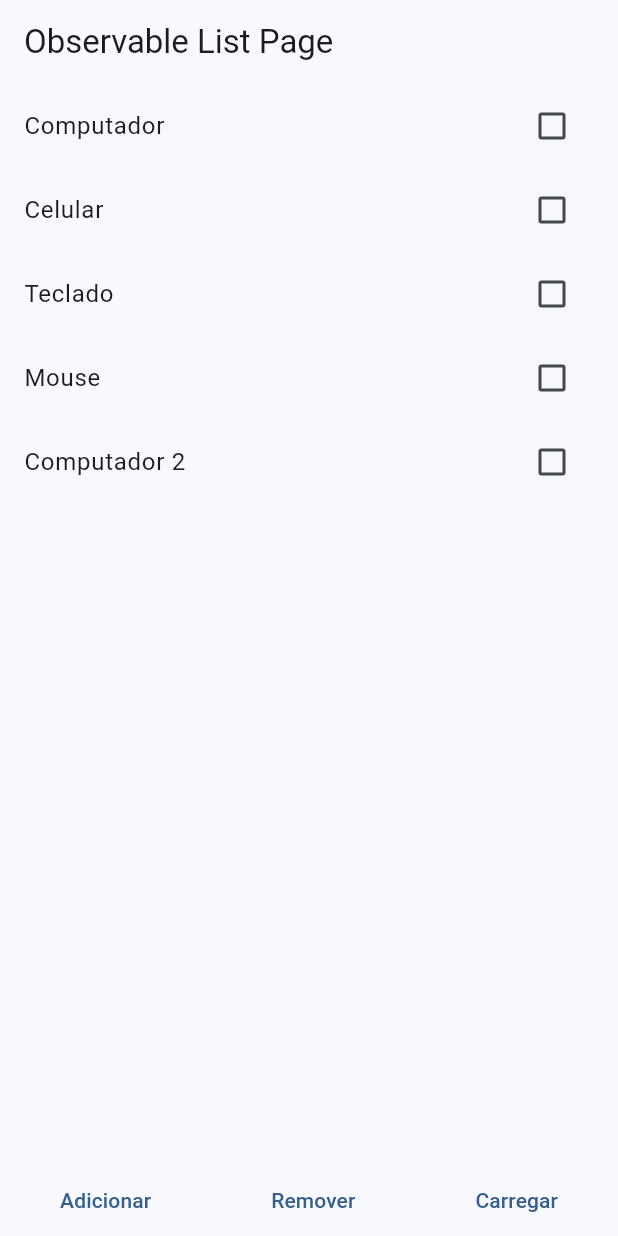
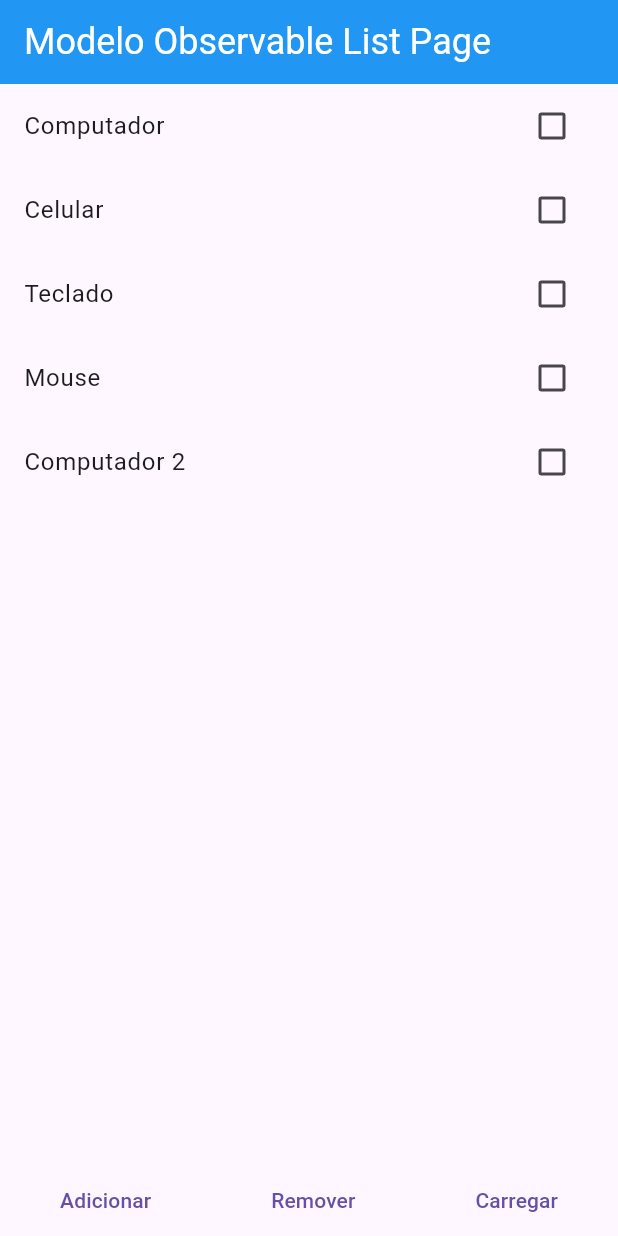
Before and after one commit to dariopmaciel/mobx_imc, a Flutter app: the screen it shows after launch, item 3 of the bottom bar chosen, after a tap on "Adicionar", on a phone screen of 412 x 824 dp. Run offline on Flutter 3.47's test engine with Material 3 defaults, Android fonts, the phone set to English and light mode, and no system bars; our stand-ins replace currency_text_input_formatter, flutter_mobx, mobx, syncfusion_flutter_gauges; generated files the repository leaves out were written again.

Commit message:
criação de umidentificação de itens carregado

```diff
--- a/lib/main.dart
+++ b/lib/main.dart
@@ -1,7 +1,6 @@
 import 'package:flutter/material.dart';
 
-import 'package:mobx_imc/imc/imc_page.dart';
-import 'package:mobx_imc/observables/list/observable_list_page.dart';
+import 'package:mobx_imc/observables/modelo_observado/modelo_observable_list_page.dart';
 
 void main() {
   runApp(const MyApp());
@@ -15,11 +14,16 @@ class MyApp extends StatelessWidget {
       title: 'Flutter Demo',
       debugShowCheckedModeBanner: false,
       theme: ThemeData(
-        colorScheme: ColorScheme.fromSeed(seedColor: Colors.blue),
-        useMaterial3: true,
+        appBarTheme: const AppBarTheme(
+          color: Colors.blue,
+          titleTextStyle: TextStyle(
+            color: Colors.white,
+            fontSize: 24,
+          ),
+        ),
       ),
       // home: const ImcPage(),
-      home: ObservableListPage(),
+      home: ModeloObservableListPage(),
     );
   }
 }
--- /dev/null
+++ b/lib/observables/modelo_observado/model/product_store.dart
@@ -0,0 +1,20 @@
+import 'package:mobx/mobx.dart';
+
+import 'package:mobx_imc/model/product_model.dart';
+
+part 'product_store.g.dart';
+
+class ProductStore = ProductStoreBase with _$ProductStore;
+
+abstract class ProductStoreBase with Store {
+
+  @observable
+  ProductModel product;
+  @observable
+  bool selected;
+
+  ProductStoreBase({
+    required this.product,
+    required this.selected,
+  });
+}
--- /dev/null
+++ b/lib/observables/modelo_observado/modelo_observable_list_controller.dart
@@ -0,0 +1,67 @@
+import 'package:mobx/mobx.dart';
+import 'package:mobx_imc/model/product_model.dart';
+import 'package:mobx_imc/observables/modelo_observado/model/product_store.dart';
+part 'modelo_observable_list_controller.g.dart';
+
+class ModeloObservableListController = ModeloObservableListControllerBase
+    with _$ModeloObservableListController;
+
+abstract class ModeloObservableListControllerBase with Store {
+  @observable
+  // var products = <ProductModel>[];
+  //*Com isto se observa dentro da lista e seus itens que são alterados
+  // ObservableList products = ObservableList();
+  //*ou usar assim! ambas as maneiras estão corretas
+  // var products = <ProductModel>[].asObservable();
+  //*Alterado para ProductStore para encapsular a o item + o bool
+  var products = <ProductStore>[].asObservable();
+
+  @action
+  void loadProducts() {
+    //! Não funciona pq o '@observable' está observando o 'products' e não o '[]'
+    //*Sendo necessário clocar os itens dentro de outra variavel para inser na lista
+    // products.addAll([
+    //   ProductModel(name: "Computador"),
+    //   ProductModel(name: "Celular"),
+    //   ProductModel(name: "Teclado"),
+    //   ProductModel(name: "Mouse"),
+    // ]);
+
+    var productsData = ([
+      //*encapsulado
+      ProductStore(product: ProductModel(name: "Computador"), selected: false),
+      ProductStore(product: ProductModel(name: "Celular"), selected: false),
+      ProductStore(product: ProductModel(name: "Teclado"), selected: false),
+      ProductStore(product: ProductModel(name: "Mouse"), selected: false),
+
+      // ProductModel(name: "Computador"),
+      // ProductModel(name: "Celular"),
+      // ProductModel(name: "Teclado"),
+      // ProductModel(name: "Mouse"),
+    ]);
+    // products = productsData;
+    //*Com isto se observa dentro da lista e seus itens que são alterados
+    products.addAll(productsData);
+  }
+
+  @action
+  void addProduct() {
+    //products.add(ProductModel(name: "Computador 2"));
+    //*uma ves encapsulado é assim que fica
+    products.add(ProductStore(
+        product: ProductModel(name: "Computador 2"), selected: false));
+  }
+
+  @action
+  void removeProduct() {
+    products.removeAt(0);
+  }
+
+  @action
+  void selectedProduct(int index){
+    //*ativar o checkbox
+    var productsSelected = products[index].selected;
+    //*maneira de desativar o bool
+    products[index].selected = !productsSelected;
+  }
+}
--- /dev/null
+++ b/lib/observables/modelo_observado/modelo_observable_list_page.dart
@@ -0,0 +1,69 @@
+import 'package:flutter/material.dart';
+import 'package:flutter_mobx/flutter_mobx.dart';
+import 'package:mobx_imc/observables/modelo_observado/modelo_observable_list_controller.dart';
+
+class ModeloObservableListPage extends StatelessWidget {
+  ModeloObservableListPage({super.key});
+
+  //  final controller = ObservableListController();
+  final controller = ModeloObservableListController();
+  @override
+  Widget build(BuildContext context) {
+    return Scaffold(
+      appBar: AppBar(
+        title: const Text('Modelo Observable List Page'),
+      ),
+      body: Column(children: [
+        Expanded(
+          child: Observer(
+            builder: (BuildContext context) {
+              print("LISTAAAAAAAAAAAAAAAAA");
+              return ListView.builder(
+                itemCount: controller.products.length,
+                itemBuilder: (BuildContext context, int index) {
+                  final productStore = controller.products[index];
+                  // final productName = controller.products[index].name;
+                  //* Para que funcione PRECISA estar encapsuladoi por um 'Observer' e em um action no controller
+                  return Observer(
+                    builder: (_) {
+                      print("ITEM INTERNOOOOOOOOOOOOOOOO");
+                      return CheckboxListTile(
+                        value: productStore.selected,
+                        // value: false,
+                        onChanged: (_) {
+                          controller.selectedProduct(index);
+                        },
+                        title: Text(productStore.product.name),
+                        // title: Text(productName),
+                      );
+                    },
+                  );
+                },
+              );
+            },
+          ),
+        ),
+        Row(
+          mainAxisAlignment: MainAxisAlignment.spaceAround,
+          children: [
+            TextButton(
+                onPressed: () {
+                  controller.addProduct();
+                },
+                child: const Text("Adicionar")),
+            TextButton(
+                onPressed: () {
+                  controller.removeProduct();
+                },
+                child: const Text("Remover")),
+            TextButton(
+                onPressed: () {
+                  controller.loadProducts();
+                },
+                child: const Text("Carregar")),
+          ],
+        ),
+      ]),
+    );
+  }
+}
```
Also changed, not shown: lib/observables/modelo_observado/model/product_store.g.dart (added), lib/observables/modelo_observado/modelo_observable_list_controller.g.dart (added).
